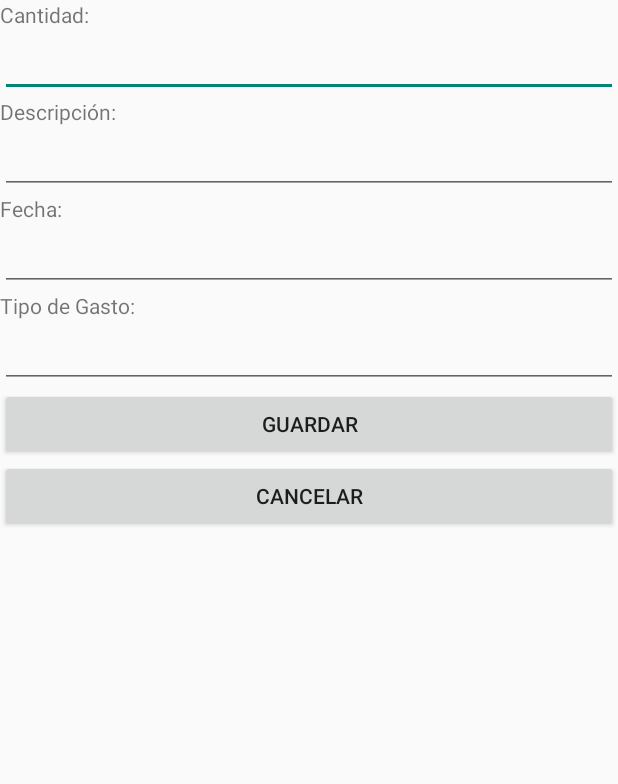
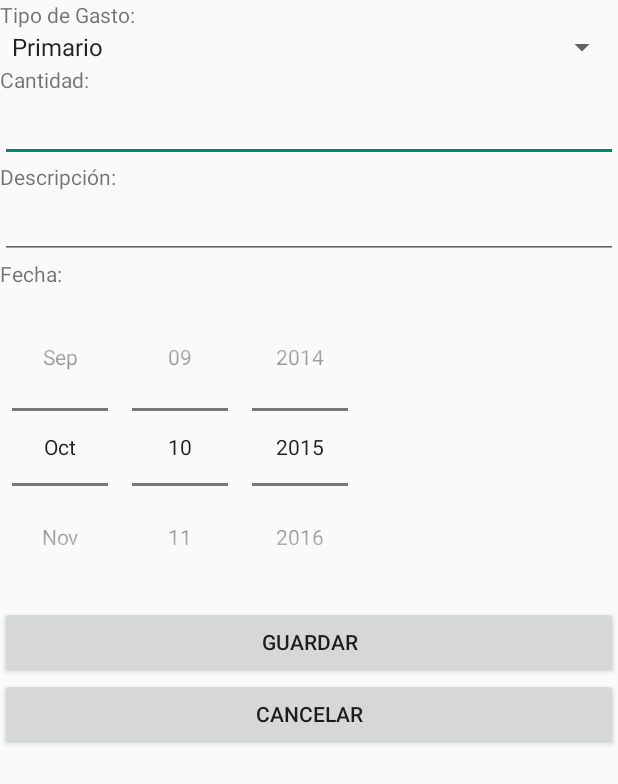
Before and after one commit to jaguil8/RegistroGastos, an Android app: the RegistrarGasto screen opened directly, with no data from a screen before it, on a phone screen of 412 x 824 dp. Shown: the top 784 px of the screen. Run offline under Robolectric (Android 15) with nearby library versions, the phone set to English and light mode, and no system bars.

Commit message:
Se suben avances de cambios de controles funcionando

```diff
--- a/app/src/main/java/mx/lania/registrogastos/historial.java
+++ b/app/src/main/java/mx/lania/registrogastos/historial.java
@@ -55,7 +55,7 @@ public class historial extends AppCompatActivity {
 
         gb =  (ListView)findViewById(R.id.gbhistorial);
         List<String> list = new ArrayList<String>();
-        ArrayAdapter<String> dataAdapter = new ArrayAdapter<String>(this,android.R.layout.activity_list_item,list);
+        ArrayAdapter<String> dataAdapter = new ArrayAdapter<String>(this,android.R.layout.simple_list_item_1,list);
         try{
             List<String> c = GastosController.getAllGastos(this);
             Iterator<String> it = c.iterator();
--- a/app/src/main/res/layout/activity_registrar_gasto.xml
+++ b/app/src/main/res/layout/activity_registrar_gasto.xml
@@ -3,6 +3,14 @@
     android:layout_width="fill_parent"
     android:layout_height="fill_parent"
     android:orientation="vertical">
+    <TextView
+        android:layout_width="fill_parent"
+        android:layout_height="wrap_content"
+        android:text="Tipo de Gasto:"/>
+    <Spinner
+        android:layout_width="fill_parent"
+        android:layout_height="wrap_content"
+        android:id="@+id/tipoGasto"/>
     <TextView
         android:layout_width="fill_parent"
         android:layout_height="wrap_content"
@@ -25,19 +33,14 @@
         android:layout_width="fill_parent"
         android:layout_height="wrap_content"
         android:text="Fecha:"/>
-    <EditText
-        android:layout_width="fill_parent"
+
+    <DatePicker
+        android:id="@+id/fecha"
+        android:layout_width="wrap_content"
         android:layout_height="wrap_content"
-        android:inputType="date"
-        android:id="@+id/fechaGasto"/>
-    <TextView
-        android:layout_width="fill_parent"
-        android:layout_height="wrap_content"
-        android:text="Tipo de Gasto:"/>
-    <EditText
-        android:layout_width="fill_parent"
-        android:layout_height="wrap_content"
-        android:id="@+id/tipoGasto"/>
+        android:calendarViewShown="false"
+        android:datePickerMode="spinner" />
+
     <Button
         android:layout_width="fill_parent"
         android:layout_height="wrap_content"
--- a/app/src/main/res/values/strings.xml
+++ b/app/src/main/res/values/strings.xml
@@ -5,4 +5,10 @@
     <string name="action_settings">Settings</string>
     <string name="title_activity_historial">historial</string>
     <string name="title_activity_registrar_gasto">RegistrarGasto</string>
+
+    <string-array name="tipogasto">
+        <item>Primario</item>
+        <item>Secundario</item>
+
+    </string-array>
 </resources>
```
Also changed, not shown: app/src/main/java/mx/lania/registrogastos/RegistrarGasto.java (+34 -8 lines), app/src/main/res/layout/activity_historial.xml (+8 -5 lines).
